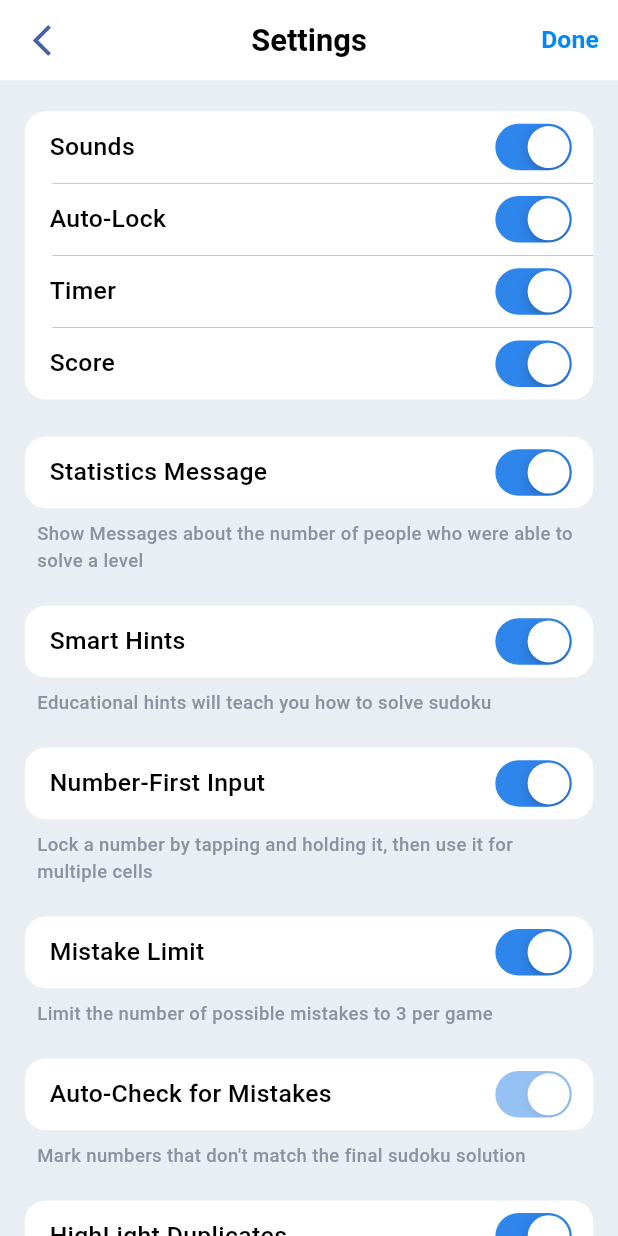
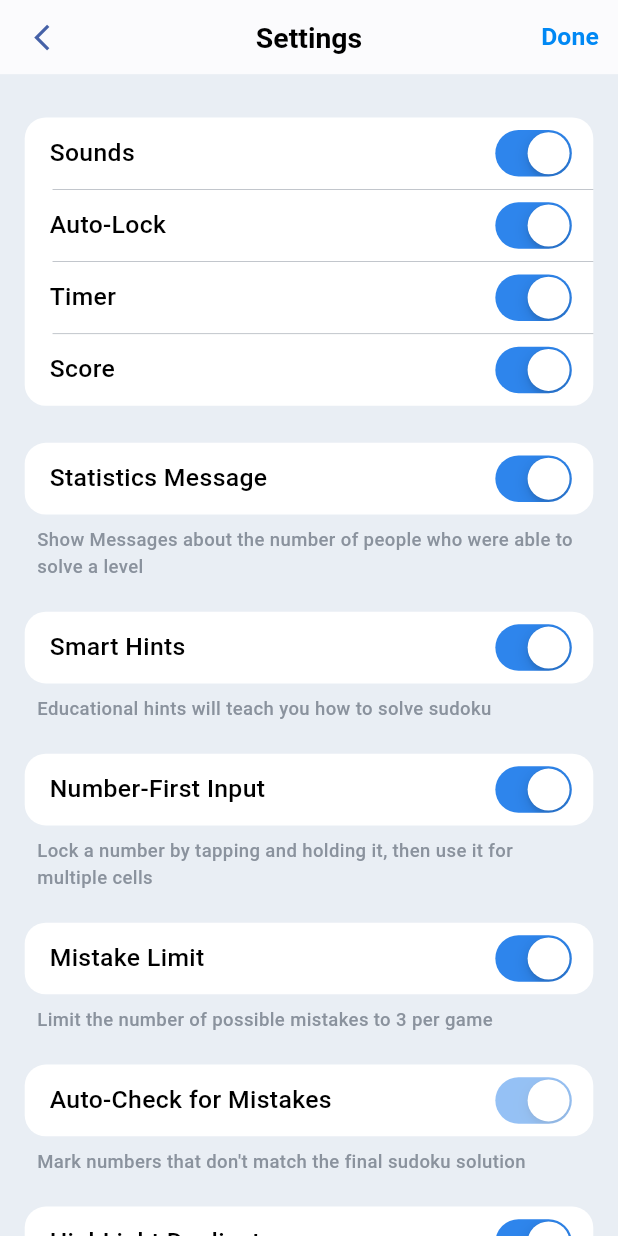
Before and after one commit to recepsenoglu/Flutter_Sudoku, a Flutter app: the OptionsScreen screen opened by its route, after a tap on "Settings", on a phone screen of 412 x 824 dp. Run offline on Flutter 3.47's test engine with Material 3 defaults, Android fonts, the phone set to English and light mode, and no system bars; our stand-ins replace shared_preferences; accounts and stored records are empty.

Commit message:
some sizes fixed

```diff
--- a/lib/main.dart
+++ b/lib/main.dart
@@ -1,12 +1,11 @@
 import 'package:flutter/material.dart';
 import 'package:flutter/services.dart';
-import 'package:flutter_sudoku/utils/game_sizes.dart';
 
 import 'services/game_routes.dart';
+import 'utils/game_sizes.dart';
 
 Future<void> main() async {
   WidgetsFlutterBinding.ensureInitialized();
-  await SystemChrome.setEnabledSystemUIMode(SystemUiMode.immersiveSticky);
   await SystemChrome.setPreferredOrientations([DeviceOrientation.portraitUp]);
   runApp(const MyApp());
 }
--- a/lib/screens/options_screen/options_screen.dart
+++ b/lib/screens/options_screen/options_screen.dart
@@ -19,19 +19,19 @@ class OptionsScreen extends StatelessWidget {
           return Scaffold(
             backgroundColor: GameColors.optionsBackground,
             appBar: AppBar(
-              elevation: 0,
+              elevation: 0.5,
               leadingWidth: 0,
               centerTitle: true,
-              toolbarHeight: GameSizes.getHeight(0.065),
+              toolbarHeight: GameSizes.getHeight(0.06),
               backgroundColor: GameColors.appBarBackground,
               title: Text(GameStrings.options,
                   style: GameTextStyles.optionsScreenAppBarTitle
-                      .copyWith(fontSize: GameSizes.getWidth(0.05))),
+                      .copyWith(fontSize: GameSizes.getHeight(0.023))),
               leading: const SizedBox.shrink(),
               actions: const [DoneButton()],
             ),
             body: SingleChildScrollView(
-              padding: GameSizes.getSymmetricPadding(0.04, 0.01),
+              padding: GameSizes.getSymmetricPadding(0.04, 0.02),
               child: Column(
                 children: [
                   OptionGroup(
--- a/lib/screens/options_screen/settings_screen/settings_screen.dart
+++ b/lib/screens/options_screen/settings_screen/settings_screen.dart
@@ -20,24 +20,24 @@ class SettingsScreen extends StatelessWidget {
           return Scaffold(
             backgroundColor: GameColors.optionsBackground,
             appBar: AppBar(
-              elevation: 0,
+              elevation: 0.5,
               centerTitle: true,
-              toolbarHeight: GameSizes.getHeight(0.065),
+              toolbarHeight: GameSizes.getHeight(0.06),
               backgroundColor: GameColors.appBarBackground,
               title: Text(GameStrings.settings,
                   style: GameTextStyles.optionsScreenAppBarTitle
-                      .copyWith(fontSize: GameSizes.getWidth(0.05))),
+                      .copyWith(fontSize: GameSizes.getHeight(0.023))),
               leading: AppBarActionButton(
                 icon: Icons.arrow_back_ios_new,
                 onPressed: () => GameRoutes.back(),
-                iconSize: GameSizes.getHeight(0.03),
+                iconSize: GameSizes.getHeight(0.025),
               ),
               actions: [
                 DoneButton(onPressed: () => GameRoutes.back(backTimes: 2))
               ],
             ),
             body: SingleChildScrollView(
-              padding: GameSizes.getSymmetricPadding(0.04, 0.01),
+              padding: GameSizes.getSymmetricPadding(0.04, 0.02),
               child: Column(
                 children: [
                   OptionGroup(
--- a/lib/utils/game_text_styles.dart
+++ b/lib/utils/game_text_styles.dart
@@ -104,7 +104,7 @@ class GameTextStyles {
 
   static final _statisticsTitle = TextStyle(
     color: GameColors.statisticsTitle,
-    fontWeight: FontWeight.bold,
+    fontWeight: FontWeight.w600,
   );
 
   static const _statisticsGroupTitle =
```
Also changed, not shown: lib/screens/statistics_screen/statistics_screen.dart (+4 -4 lines).
